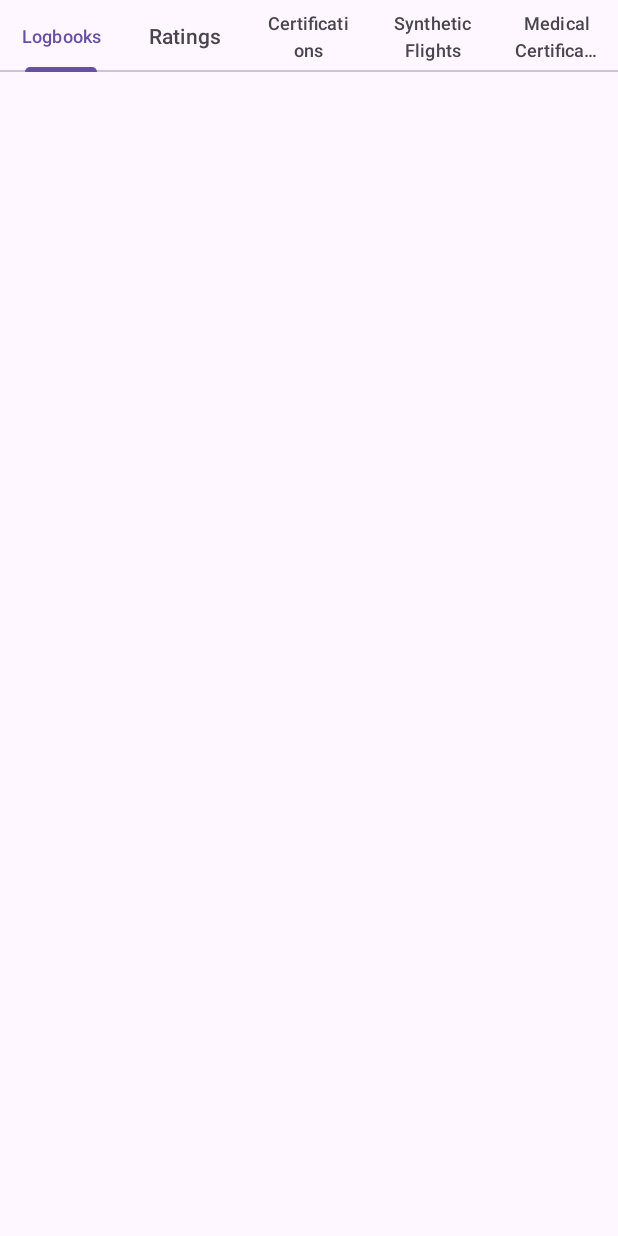
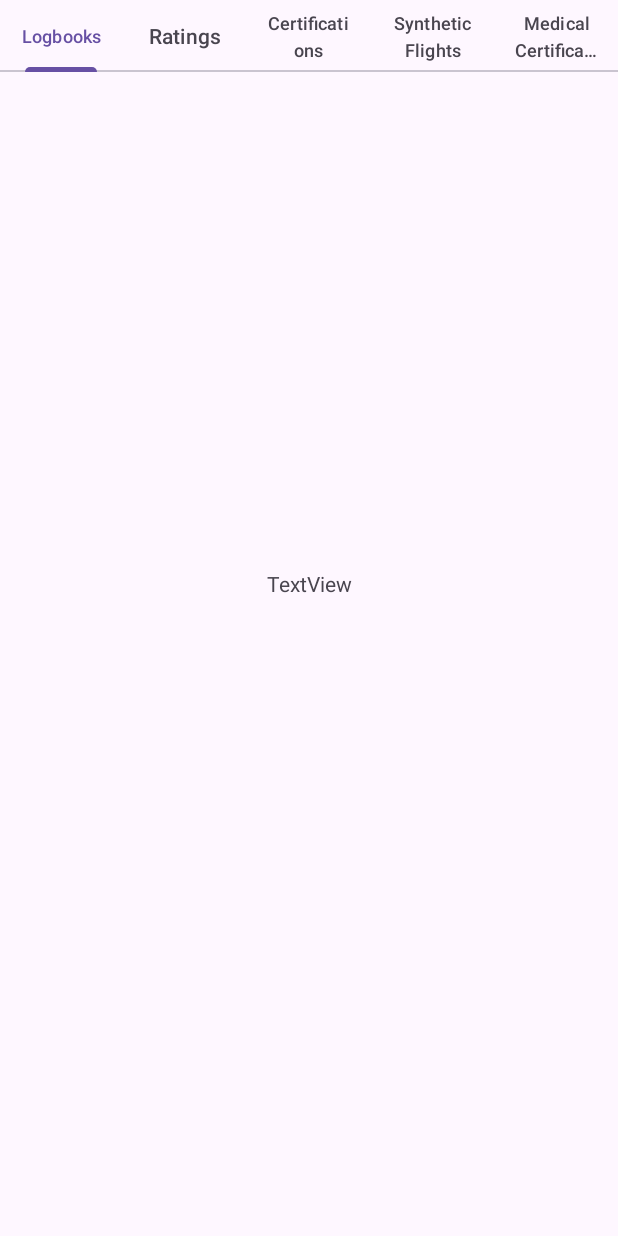
Before and after one commit to MoD3223/Pilot-Logbook-Mobile, an Android app: the MainTabbedPage screen opened directly, with no data from a screen before it, on a phone screen of 412 x 824 dp. Run offline under Robolectric (Android 15) with nearby library versions, the phone set to English and light mode, and no system bars; 3 statements that could not run were skipped.

Commit message:
09.09.2023 Update
Laid foundations for main Logbook view

```diff
--- /dev/null
+++ b/app/src/main/java/com/mod3223/pilotlogbook/LogbookFragment.java
@@ -0,0 +1,89 @@
+package com.mod3223.pilotlogbook;
+
+import android.content.Context;
+import android.content.Intent;
+import android.database.Cursor;
+import android.os.Bundle;
+
+import androidx.annotation.Nullable;
+import androidx.constraintlayout.widget.ConstraintLayout;
+import androidx.fragment.app.Fragment;
+import androidx.appcompat.app.AppCompatActivity;
+
+import android.util.Log;
+import android.view.LayoutInflater;
+import android.view.View;
+import android.view.ViewGroup;
+import android.widget.Button;
+import android.widget.LinearLayout;
+
+/**
+ * A simple {@link Fragment} subclass.
+ * Use the {@link LogbookFragment#newInstance} factory method to
+ * create an instance of this fragment.
+ */
+public class LogbookFragment extends Fragment {
+
+    LinearLayout linearLayout;
+
+    public LogbookFragment() {
+        // Required empty public constructor
+    }
+
+
+    public static LogbookFragment newInstance() {
+        LogbookFragment fragment = new LogbookFragment();
+        Bundle args = new Bundle();
+        fragment.setArguments(args);
+        return fragment;
+    }
+
+    @Override
+    public void onCreate(Bundle savedInstanceState) {
+        super.onCreate(savedInstanceState);
+
+
+
+
+
+
+    }
+
+    @Override
+    public View onCreateView(LayoutInflater inflater, ViewGroup container,
+                             Bundle savedInstanceState) {
+        // Inflate the layout for this fragment
+        return inflater.inflate(R.layout.fragment_logbook, container, false);
+    }
+
+    @Override
+    public void onViewCreated(View view,@Nullable Bundle savedInstanceState){
+        super.onViewCreated(view,savedInstanceState);
+        linearLayout = (LinearLayout) getView().findViewById(R.id.FragmentLogbookContainer);
+
+    }
+
+    @Override
+    public void onActivityCreated(@Nullable Bundle savedInstanceState){
+        super.onActivityCreated(savedInstanceState);
+
+        LinearLayout.LayoutParams layoutParams = new LinearLayout.LayoutParams(ViewGroup.LayoutParams.MATCH_PARENT, ViewGroup.LayoutParams.WRAP_CONTENT);
+        layoutParams.setMargins(0,10,0,0);
+        String login = MainTabbedPage.Login;
+        Cursor cursor = MainActivity.db.rawQuery("SELECT Date FROM Logbooks WHERE pilotLogin = ?",new String[]{login});
+        while (cursor.moveToNext()){
+            String text = cursor.getString(cursor.getColumnIndex("Date"));
+            Button button = new Button( getContext());
+            button.setText(text);
+            button.setLayoutParams(layoutParams);
+            button.setOnClickListener(new View.OnClickListener() {
+                @Override
+                public void onClick(View view) {
+                    //TODO: Finish this, add navigation to proper Activity showing stats
+                }
+            });
+        }
+        cursor.close();
+
+    }
+}
--- a/app/src/main/java/com/mod3223/pilotlogbook/MainTabbedPage.java
+++ b/app/src/main/java/com/mod3223/pilotlogbook/MainTabbedPage.java
@@ -3,6 +3,7 @@ package com.mod3223.pilotlogbook;
 import androidx.appcompat.app.AppCompatActivity;
 import androidx.viewpager2.widget.ViewPager2;
 
+import android.content.Intent;
 import android.os.Bundle;
 import android.widget.Adapter;
 
@@ -10,22 +11,27 @@ import com.google.android.material.tabs.TabLayout;
 
 public class MainTabbedPage extends AppCompatActivity {
 
+    public static String Login;
 
     @Override
     protected void onCreate(Bundle savedInstanceState) {
         super.onCreate(savedInstanceState);
         setContentView(R.layout.activity_main_tabbed_page);
+        Intent intent = getIntent();
+        Login = intent.getStringExtra("Login");
 
         TabLayout tabLayout = (TabLayout) findViewById(R.id.tabLayout);
+        getSupportFragmentManager().beginTransaction().replace(R.id.frameLayout, new LogbookFragment()).commit();
         tabLayout.addOnTabSelectedListener(new TabLayout.OnTabSelectedListener() {
             @Override
             public void onTabSelected(TabLayout.Tab tab) {
                 int position = tab.getPosition();
                 switch (position){
                     case 0:
-                        //getSupportFragmentManager().beginTransaction().replace(R.id.frameLayout, new Fragment1()).commit();
+                        getSupportFragmentManager().beginTransaction().replace(R.id.frameLayout, new LogbookFragment()).commit();
                         break;
                     case 1:
+                        getSupportFragmentManager().beginTransaction().replace(R.id.frameLayout, new RatingsFragment()).commit();
                         break;
                     case 2:
                         break;
@@ -34,6 +40,8 @@ public class MainTabbedPage extends AppCompatActivity {
                     case 4:
                         break;
                 }
+
+
             }
 
             @Override
--- /dev/null
+++ b/app/src/main/res/layout/fragment_logbook.xml
@@ -0,0 +1,42 @@
+<?xml version="1.0" encoding="utf-8"?>
+<androidx.constraintlayout.widget.ConstraintLayout xmlns:android="http://schemas.android.com/apk/res/android"
+    xmlns:app="http://schemas.android.com/apk/res-auto"
+    xmlns:tools="http://schemas.android.com/tools"
+    android:id="@+id/frameLayout4"
+    android:layout_width="match_parent"
+    android:layout_height="match_parent"
+    tools:context=".LogbookFragment">
+
+    <TextView
+        android:id="@+id/textView10"
+        android:layout_width="wrap_content"
+        android:layout_height="wrap_content"
+        android:layout_marginTop="60dp"
+        android:text="TextView"
+        app:layout_constraintEnd_toEndOf="parent"
+        app:layout_constraintStart_toStartOf="parent"
+        app:layout_constraintTop_toTopOf="parent" />
+
+
+
+    <ScrollView
+        android:layout_width="362dp"
+        android:layout_height="154dp"
+        app:layout_constraintBottom_toBottomOf="parent"
+        app:layout_constraintEnd_toEndOf="parent"
+        app:layout_constraintStart_toStartOf="parent"
+        app:layout_constraintTop_toBottomOf="@+id/textView10">
+
+
+        <LinearLayout
+            android:layout_width="match_parent"
+            android:layout_height="wrap_content"
+            android:id="@+id/FragmentLogbookContainer"
+            android:layout_marginTop="60dp"
+            android:gravity="center"
+            android:orientation="vertical" />
+
+
+    </ScrollView>
+
+</androidx.constraintlayout.widget.ConstraintLayout>
```
Also changed, not shown: app/src/main/java/com/mod3223/pilotlogbook/RatingsFragment.java (added, +64 -0 lines), app/src/main/res/layout/fragment_ratings.xml (added, +14 -0 lines).
